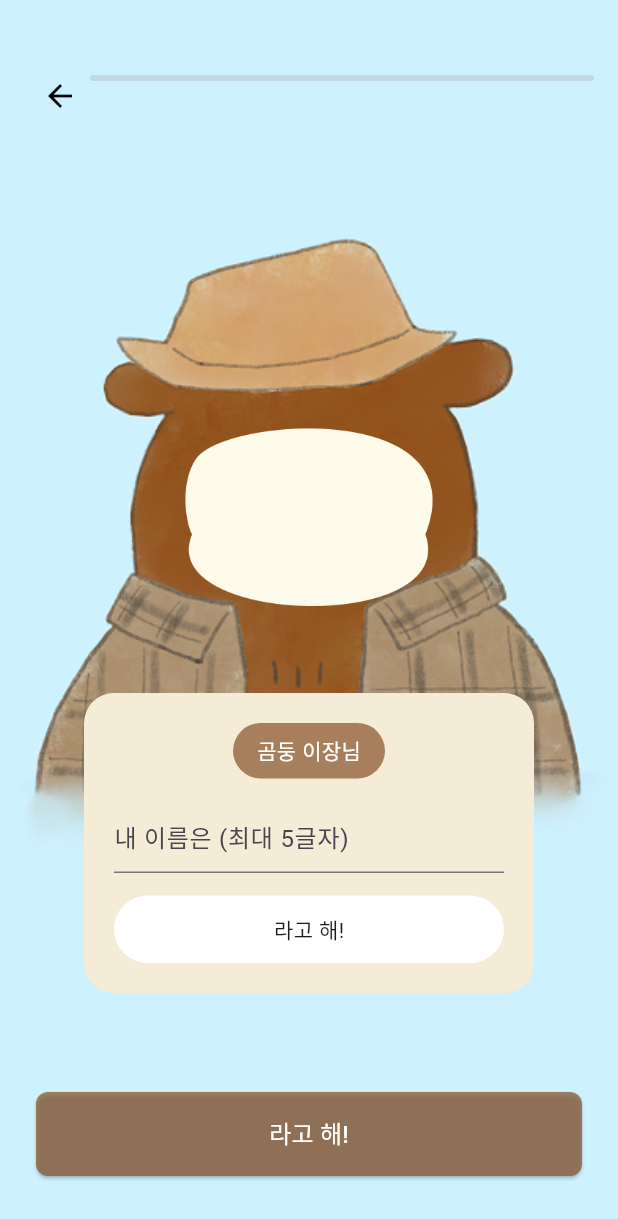
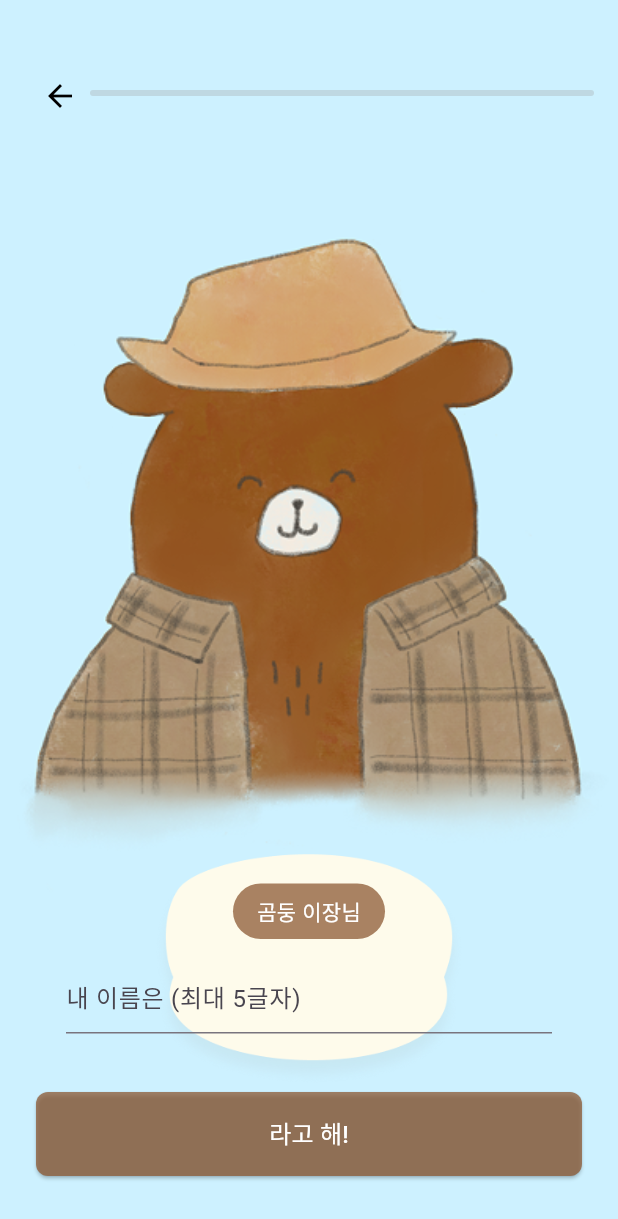
Before and after one commit to MalHaeDo/MalHaeDo_front, a Flutter app: the screen it shows after launch, on a phone screen of 412 x 824 dp. Shown: the top 1219 px of the screen. Run offline on Flutter 3.47's test engine with Material 3 defaults, Android fonts, the light colour scheme and no system bars.

Commit message:
fix: 디자인 로직 수정

```diff
--- a/lib/screens/HomeScreen.dart
+++ b/lib/screens/HomeScreen.dart
@@ -81,7 +81,7 @@
                       borderRadius: BorderRadius.circular(20),
                     ),
                     child: Text(
-                      _showMessage ? '힘껏 날려보시게!' : '답장이 도착했네!',
+                      _showMessage ? '답장이 도착했네!' : '힘껏 날려보시게!',
                       style: TextStyle(
                         color: Colors.white,
                         fontSize: 16,
@@ -117,7 +117,7 @@
                       ),
                       child: Center(
                         child: Image.asset(
-                          'assets/bottle.png', // 병 아이콘 이미지 (없으면 아이콘으로 대체)
+                          'assets/images/bottle.png', // 병 아이콘 이미지 (없으면 아이콘으로 대체)
                           width: 30,
                           height: 30,
                           // 이미지가 없는 경우 아래 child 대신 사용
--- a/lib/screens/Onboarding.dart
+++ b/lib/screens/Onboarding.dart
@@ -10,38 +10,36 @@
   int _currentPage = 0;
   double _progress = 0.0;
 
-  // 각 페이지에 표시될 대화 내용
   final List<Map<String, String>> _promptData = [
     {
       'title': '곰둥 이장님',
       'content': '안녕 오시게, 난 평안해를 주름잡는 말해도의 이장, 곰둥이라네.\n자네의 이름은 어떻게 되는가 뚜벅?',
-      'button': '라고 해!'
     },
     {
       'title': '곰둥 이장님',
       'content': '웅..멋진 이름이로군 이 곳은 온전히 자네만 있는 섬, __도라네 뚜벅~',
-      'button': '라고 해!'
     },
     {
       'title': '곰둥 이장님',
       'content': '',
-      'button': '답문을 바라지 않으면?'
     },
     {
       'title': '곰둥 이장님',
       'content': '',
-      'button': '답문을 바라지 않으면?'
     },
     {
       'title': '곰둥 이장님',
       'content': '',
-      'button': '도움이 된다면 언제든지!'
     },
-    {
-      'title': '곰둥 이장님',
-      'content': '',
-      'button': '좋아 그럼 또 보자!'
-    },
+  ];
+
+  final List<String> _buttonData = [
+    '라고 해!',
+    '라고 해!',
+    '답문을 바라지 않으면?',
+    '답문을 바라지 않으면?',
+    '도움이 된다면 언제든지!',
+    '좋아 그럼 또 보자!',
   ];
 
   void _goToNextPage() {
@@ -69,18 +67,15 @@
     return Scaffold(
       body: Stack(
         children: [
-            // 고정된 배경 이미지
           Container(
             decoration: BoxDecoration(
-              color: Color(0xFFAFE3F2), // 이미지 대신 하늘색 배경 (필요에 따라 AssetImage로 변경)
+              color: Color(0xFFAFE3F2),
               image: DecorationImage(
                 image: AssetImage('assets/images/Onboarding_image_${_currentPage + 1}.png'),
                 fit: BoxFit.cover,
               ),
             ),
           ),
-
-          // 뒤로가기 버튼
           Positioned(
             top: 40,
             left: 16,
@@ -89,10 +84,8 @@
               onPressed: _goToPreviousPage,
             ),
           ),
-
-          // 진행 상태 바
           Positioned(
-            top: 50,
+            top: 60,
             left: 60,
             right: 16,
             child: Container(
@@ -113,25 +106,20 @@
               ),
             ),
           ),
-
-            // 현재 페이지 내용
-            Center(
-            child: Column(
-              mainAxisAlignment: MainAxisAlignment.center,
-              children: [
-              SizedBox(height: 100),
-              Image.asset(
-                'assets/images/comment.png',
-                width: 180,
-                height: 180,
-              ),
-              SizedBox(height: 20),
-              Container(
-                width: 300,
+          Positioned(
+            bottom: 100,
+            left: 24,
+            right: 24,
+            child: Container(
               padding: EdgeInsets.all(20),
               decoration: BoxDecoration(
-                color: Color(0xFFF5ECD7),
-                borderRadius: BorderRadius.circular(20),
+                image: DecorationImage(
+                  image: AssetImage('assets/images/comment.png'),
+                  fit: BoxFit.contain,
+                ),
+              ),
+              constraints: BoxConstraints(
+                maxWidth: 1000,
               ),
               child: Column(
                 children: [
@@ -147,7 +135,7 @@
                     ),
                   ),
                   SizedBox(height: 15),
-                  if (_currentPage == 0) ...[
+                  if (_currentPage == 0)
                     TextField(
                       onChanged: (value) {
                         setState(() {
@@ -157,8 +145,8 @@
                       decoration: InputDecoration(
                         hintText: '내 이름은 (최대 5글자)',
                       ),
-                  ),
-                  ] else if (_currentPage == 1) ...[
+                    )
+                  else if (_currentPage == 1)
                     TextField(
                       onChanged: (value) {
                         setState(() {
@@ -168,45 +156,18 @@
                       decoration: InputDecoration(
                         hintText: '(최대 5글자)',
                       ),
-                  ),
-                  ElevatedButton(
-                    onPressed: () {
-                    setState(() {
-                      Future.delayed(Duration(seconds: 3), () {
-                      setState(() {
-                        _promptData[_currentPage]['content'] = '섬 이름이 설정되었습니다!';
-                      });
-                      });
-                    });
-                    },
-                    child: Text('확인'),
-                  ),
-                  ] else ...[
+                    )
+                  else
                     Text(
                       _promptData[_currentPage]['content']!,
                       textAlign: TextAlign.center,
                       style: TextStyle(fontSize: 15),
                     ),
-                  ],
                   SizedBox(height: 15),
-                  Container(
-                  width: double.infinity,
-                  padding: EdgeInsets.symmetric(vertical: 12),
-                  decoration: BoxDecoration(
-                    color: Colors.white,
-                    borderRadius: BorderRadius.circular(25),
-                  ),
-                  alignment: Alignment.center,
-                  child: Text(_promptData[_currentPage]['button']!),
-                  ),
                 ],
               ),
             ),
-              ],
           ),
-            ),
-
-          // 다음 버튼
           Positioned(
             bottom: 40,
             left: 24,
@@ -222,7 +183,7 @@
                 padding: EdgeInsets.symmetric(vertical: 16),
               ),
               child: Text(
-                '라고 해!',
+                _buttonData[_currentPage],
                 style: TextStyle(fontSize: 16),
               ),
             ),
--- a/lib/screens/WriteScreen.dart
+++ b/lib/screens/WriteScreen.dart
@@ -103,7 +103,7 @@
                       Container(
                         padding: EdgeInsets.symmetric(horizontal: 16),
                         child: Text(
-                          '지금 느끼는 감정을 편안하기 낙해하려 하지 말고,\n내가 이런 감정을 느끼고 있구나라고 인정해보세시네.',
+                          '지금 느끼는 감정을 편안하기 낙해하려 하지 말고,\n내가 이런 감정을 느끼고 있구나라고 인정해보시게나.',
                           style: TextStyle(fontSize: 14),
                         ),
                       ),
```
Lines whose indentation alone changed are shown as unchanged.
